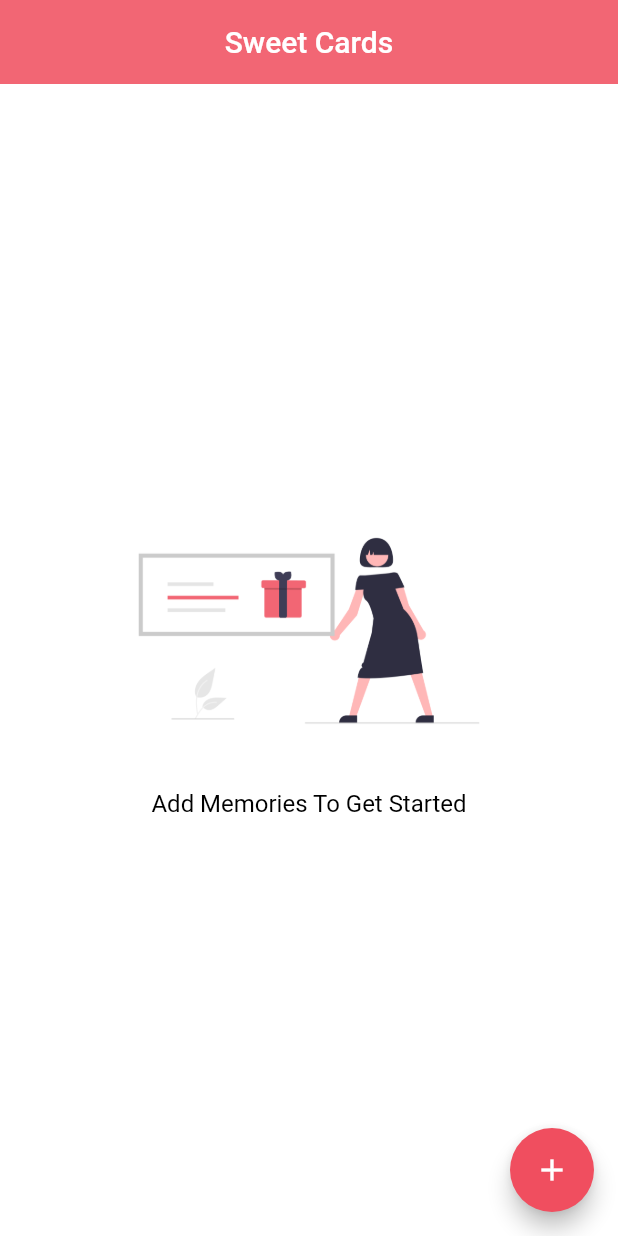
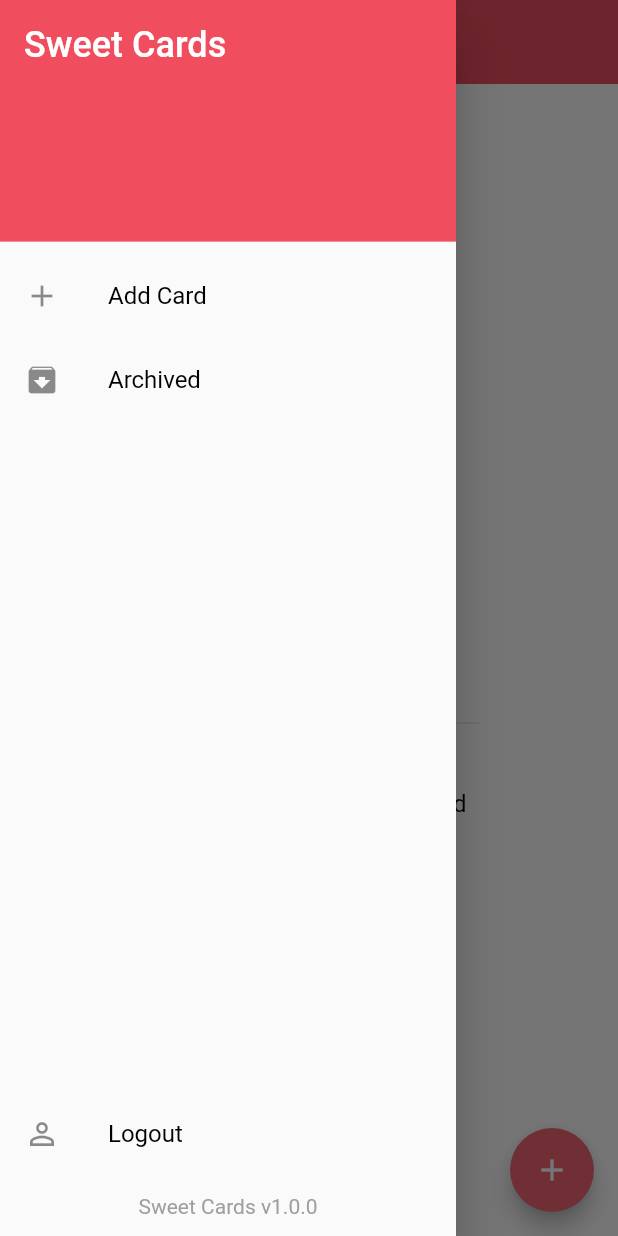
Before and after one commit to HeySreelal/SweetCards, a Flutter app: the screen it shows once a user with an empty profile is signed in, with the side drawer open (before the commit the screen has no drawer), on a phone screen of 412 x 824 dp. Run offline on Flutter 3.47's test engine with Material 2 defaults, Android fonts, the phone set to English and light mode, and no system bars; our stand-ins replace cloud_firestore, firebase_auth, firebase_core, fluttertoast, google_sign_in; accounts and stored records are empty; generated files the repository leaves out were written again; network calls fail.

Commit message:
Shoot across the sky 💎

```diff
--- a/lib/main.dart
+++ b/lib/main.dart
@@ -24,35 +24,7 @@ class MyApp extends StatelessWidget {
       value: SweetAuth.authStream,
       initialData: null,
       child: MaterialApp(
-        theme: ThemeData(
-          scaffoldBackgroundColor: Colors.white,
-          primaryColor: SweetTheme.primaryColor,
-          colorScheme: ColorScheme.light(
-            primary: SweetTheme.primaryColor,
-            secondary: SweetTheme.secondaryColor,
-          ),
-          appBarTheme: const AppBarTheme(
-            elevation: 0,
-            centerTitle: true,
-          ),
-          textTheme: const TextTheme(
-            headline3: TextStyle(
-              fontSize: 54,
-              color: Colors.white,
-            ),
-            bodyText1: TextStyle(
-              fontSize: 14,
-              color: Colors.white,
-            ),
-            bodyText2: TextStyle(
-              color: Colors.black,
-              fontSize: 16,
-            ),
-          ),
-          iconTheme: const IconThemeData(
-            color: Colors.white,
-          ),
-        ),
+        theme: SweetTheme.theme,
         debugShowCheckedModeBanner: false,
         title: 'Sweet Cards',
         home: const SweetWrapper(),
--- a/lib/models/card.dart
+++ b/lib/models/card.dart
@@ -52,6 +52,10 @@ class SweetCard {
   }
 
   Future<void> archive() {
-    return SweetUniverse().archiveCard(this);
+    return SweetUniverse().archive(this);
+  }
+
+  Future<void> unarchive() {
+    return SweetUniverse().archive(this, false);
   }
 }
--- a/lib/screens/add.dart
+++ b/lib/screens/add.dart
@@ -33,9 +33,9 @@ class _AddMemoryState extends State<AddMemory> {
   void _selectDate(BuildContext context) async {
     final _d = await showDatePicker(
       context: context,
-      initialDate: date,
+      initialDate: DateTime(date.year - 10),
       firstDate: DateTime(1900),
-      lastDate: DateTime(2100),
+      lastDate: DateTime.now(),
     );
     if (_d != null) {
       setState(() {
--- /dev/null
+++ b/lib/screens/archived.dart
@@ -0,0 +1,76 @@
+import 'package:flutter/material.dart';
+import 'package:provider/provider.dart';
+import 'package:sweetcards/components/card.dart';
+import 'package:sweetcards/components/dismiss_bg.dart';
+import 'package:sweetcards/models/card.dart';
+import 'package:sweetcards/services/db.dart';
+
+class ArchivedCards extends StatefulWidget {
+  const ArchivedCards({Key? key}) : super(key: key);
+
+  @override
+  State<ArchivedCards> createState() => _ArchivedCardsState();
+}
+
+class _ArchivedCardsState extends State<ArchivedCards> {
+  @override
+  Widget build(BuildContext context) {
+    return Scaffold(
+      appBar: AppBar(
+        title: const Text("Archived Cards"),
+      ),
+      body: StreamProvider<List<SweetCard>>.value(
+        value: SweetUniverse().cards(isArchived: true),
+        initialData: const [],
+        builder: (context, _) {
+          final cards = Provider.of<List<SweetCard>>(context);
+
+          if (cards.isEmpty) {
+            return Column(
+              mainAxisAlignment: MainAxisAlignment.center,
+              children: [
+                Image.asset(
+                  "images/invitation.png",
+                  width: 200,
+                ),
+                const SizedBox(height: 16),
+                const Center(
+                  child: Text('No archived cards'),
+                ),
+              ],
+            );
+          }
+
+          return ListView.builder(
+            itemCount: cards.length,
+            itemBuilder: (context, index) {
+              final card = cards[index];
+              return Dismissible(
+                key: Key(card.id),
+                child: SweetCardView(card: card),
+                onDismissed: (dir) {
+                  if (dir == DismissDirection.endToStart) {
+                    card.delete();
+                  }
+
+                  if (dir == DismissDirection.startToEnd) {
+                    card.unarchive();
+                  }
+                },
+                background: const DismissBackgroundWidget(
+                  image: "images/unarchive.png",
+                  text: "Unarchive",
+                ),
+                secondaryBackground: const DismissBackgroundWidget(
+                  image: "images/trash.png",
+                  text: "Delete",
+                  alignment: MainAxisAlignment.end,
+                ),
+              );
+            },
+          );
+        },
+      ),
+    );
+  }
+}
--- a/lib/screens/home.dart
+++ b/lib/screens/home.dart
@@ -1,9 +1,10 @@
 import 'package:flutter/material.dart';
 import 'package:provider/provider.dart';
 import 'package:sweetcards/components/card.dart';
+import 'package:sweetcards/components/dismiss_bg.dart';
 import 'package:sweetcards/models/card.dart';
 import 'package:sweetcards/screens/add.dart';
-import 'package:sweetcards/utils/date.dart';
+import 'package:sweetcards/screens/archived.dart';
 import 'package:sweetcards/utils/slide.dart';
 import 'package:sweetcards/utils/theme.dart';
 
@@ -24,6 +25,7 @@ class _SweetHomeState extends State<SweetHome> {
         title: const Text("Sweet Cards"),
       ),
       body: cards.isEmpty ? _buildEmptyState() : _buildCards(cards),
+      drawer: sweetDrawer(context),
       floatingActionButton: FloatingActionButton(
         onPressed: () => Navigator.push(
           context,
@@ -35,6 +37,77 @@ class _SweetHomeState extends State<SweetHome> {
           Icons.add,
           color: Colors.white,
         ),
+      ),
+    );
+  }
+
+  Drawer sweetDrawer(BuildContext context) {
+    return Drawer(
+      child: Column(
+        children: [
+          Expanded(
+            child: ListView(
+              padding: const EdgeInsets.all(0),
+              children: <Widget>[
+                DrawerHeader(
+                  child: const Text(
+                    "Sweet Cards",
+                    style: TextStyle(fontSize: 24),
+                  ),
+                  decoration: BoxDecoration(
+                    color: SweetTheme.primaryColor,
+                  ),
+                ),
+                ListTile(
+                  leading: const Icon(Icons.add),
+                  title: Text(
+                    "Add Card",
+                    style: Theme.of(context).textTheme.bodyText2,
+                  ),
+                  onTap: () {
+                    Navigator.pop(context);
+                    Navigator.push(context, slidingRoute(const AddMemory()));
+                  },
+                ),
+                ListTile(
+                  leading: const Icon(Icons.archive),
+                  title: Text(
+                    "Archived",
+                    style: Theme.of(context).textTheme.bodyText2,
+                  ),
+                  onTap: () {
+                    Navigator.pop(context);
+                    Navigator.push(
+                        context, slidingRoute(const ArchivedCards()));
+                  },
+                ),
+              ],
+            ),
+          ),
+          ListTile(
+            leading: const Icon(Icons.person_outline),
+            title: Text(
+              "Logout",
+              style: Theme.of(context).textTheme.bodyText2,
+            ),
+            onTap: () {
+              Navigator.pop(context);
+              Navigator.push(context, slidingRoute(const Scaffold()));
+            },
+          ),
+          Padding(
+            padding: const EdgeInsets.all(12.0),
+            child: Center(
+              child: Text(
+                "Sweet Cards v1.0.0",
+                style: Theme.of(context).textTheme.bodyText2!.copyWith(
+                      fontSize: 14,
+                      color: Colors.grey,
+                    ),
+              ),
+            ),
+          )
+        ],
       ),
     );
   }
@@ -77,47 +150,40 @@ class _SweetHomeState extends State<SweetHome> {
               card.archive();
             }
           },
-          background: Padding(
-            padding: const EdgeInsets.all(8.0),
-            child: Center(
-              child: Row(
-                children: [
-                  Image.asset(
-                    "images/folders.png",
-                    height: 60,
+          background: const DismissBackgroundWidget(
+            image: "images/folders.png",
+            text: "Archive",
+          ),
+          secondaryBackground: const DismissBackgroundWidget(
+            image: "images/trash.png",
+            text: "Delete",
+            alignment: MainAxisAlignment.end,
+          ),
+          confirmDismiss: (dir) async {
+            final action =
+                dir == DismissDirection.startToEnd ? "Archive" : "Delete";
+            return await showDialog(
+              context: context,
+              builder: (context) {
+                return AlertDialog(
+                  title: Text("$action Card"),
+                  content: Text(
+                    "Are you sure you want to ${action.toLowerCase()} this card?",
                   ),
-                  const SizedBox(
-                    width: 10,
-                  ),
-                  Text(
-                    "Archive",
-                    style: Theme.of(context).textTheme.bodyText2,
-                  ),
-                ],
-              ),
-            ),
-          ),
-          secondaryBackground: Padding(
-            padding: const EdgeInsets.all(8.0),
-            child: Center(
-              child: Row(
-                mainAxisAlignment: MainAxisAlignment.end,
-                children: [
-                  Text(
-                    "Delete",
-                    style: Theme.of(context).textTheme.bodyText2,
-                  ),
-                  const SizedBox(
-                    width: 10,
-                  ),
-                  Image.asset(
-                    "images/trash.png",
-                    height: 60,
-                  ),
-                ],
-              ),
-            ),
-          ),
+                  actions: [
+                    TextButton(
+                      child: const Text("Cancel"),
+                      onPressed: () => Navigator.pop(context, false),
+                    ),
+                    TextButton(
+                      child: Text(action),
+                      onPressed: () => Navigator.pop(context, true),
+                    ),
+                  ],
+                );
+              },
+            );
+          },
         );
       },
     );
--- a/lib/screens/wrapper.dart
+++ b/lib/screens/wrapper.dart
@@ -15,7 +15,7 @@ class SweetWrapper extends StatelessWidget {
 
     if (isLoggedIn) {
       return StreamProvider<List<SweetCard>>.value(
-        value: SweetUniverse().cards,
+        value: SweetUniverse().cards(),
         initialData: const [],
         child: const SweetHome(),
       );
--- a/lib/services/db.dart
+++ b/lib/services/db.dart
@@ -16,11 +16,11 @@ class SweetUniverse {
         );
   }
 
-  Stream<List<SweetCard>> get cards {
+  Stream<List<SweetCard>> cards({bool isArchived = false}) {
     return _db
         .collection("cards")
         .where("user", isEqualTo: _user!.uid)
-        .where("isArchived", isEqualTo: false)
+        .where("isArchived", isEqualTo: isArchived)
         .snapshots()
         .map(
           (snapshot) => snapshot.docs
@@ -57,13 +57,15 @@ class SweetUniverse {
   }
 
   // Archive a card
-  Future<void> archiveCard(SweetCard card) async {
+  Future<void> archive(SweetCard card, [bool shouldArchive = true]) async {
     try {
-      card.isArchived = true;
+      card.isArchived = shouldArchive;
       await _db.doc("cards/${card.id}").update(card.toCloud());
       showMsg("Card Archived 🎉");
     } catch (err) {
       showMsg("An error occured. 😕");
     }
   }
+
+  // Archived cards stream
 }
--- a/lib/utils/theme.dart
+++ b/lib/utils/theme.dart
@@ -1,19 +1,61 @@
+import 'dart:math';
+
 import 'package:flutter/material.dart';
 
 class SweetTheme {
-  static Color primaryColor = const Color(0xFFF26674);
-  static Color secondaryColor = const Color(0xFFF04E5F);
+  static Color primaryColor = const Color(0xFFF04E5F);
+  static Color secondaryColor = const Color(0xFFF26674);
   static Color white = Colors.white;
 
   static ThemeData get theme => ThemeData(
-        primaryColor: primaryColor,
+        scaffoldBackgroundColor: Colors.white,
+        primaryColor: SweetTheme.primaryColor,
         colorScheme: ColorScheme.light(
-          primary: primaryColor,
-          secondary: secondaryColor,
+          primary: SweetTheme.primaryColor,
+          secondary: SweetTheme.secondaryColor,
         ),
         appBarTheme: const AppBarTheme(
           elevation: 0,
           centerTitle: true,
         ),
+        textTheme: const TextTheme(
+          headline3: TextStyle(
+            fontSize: 54,
+            color: Colors.white,
+          ),
+          bodyText1: TextStyle(
+            fontSize: 14,
+            color: Colors.white,
+          ),
+          bodyText2: TextStyle(
+            color: Colors.black,
+            fontSize: 16,
+          ),
+        ),
+        iconTheme: IconThemeData(
+          color: SweetTheme.primaryColor,
+        ),
       );
+
+  static Color navy = const Color(0xFF2C384A);
+  static Color sapphire = const Color(0xFF0E185F);
+  static Color wisteria = const Color(0xFFD18CE0);
+  static Color bostonBlue = const Color(0xFF488FB1);
+  static Color oxfordBlue = const Color(0xFF203239);
+  static Color silverTree = const Color(0xFF65C18C);
+  static Color brinkPink = const Color(0xFFFF5C8D);
+
+  static List<Color> cardColors = [
+    primaryColor,
+    navy,
+    sapphire,
+    wisteria,
+    bostonBlue,
+    oxfordBlue,
+    silverTree,
+    brinkPink,
+  ];
+
+  static Color get randomColor =>
+      cardColors[Random().nextInt(cardColors.length)];
 }
```
Also changed, not shown: lib/components/card.dart (+11 -4 lines), lib/components/dismiss_bg.dart (added, +39 -0 lines), images/trash.png, images/unarchive.png (added).
